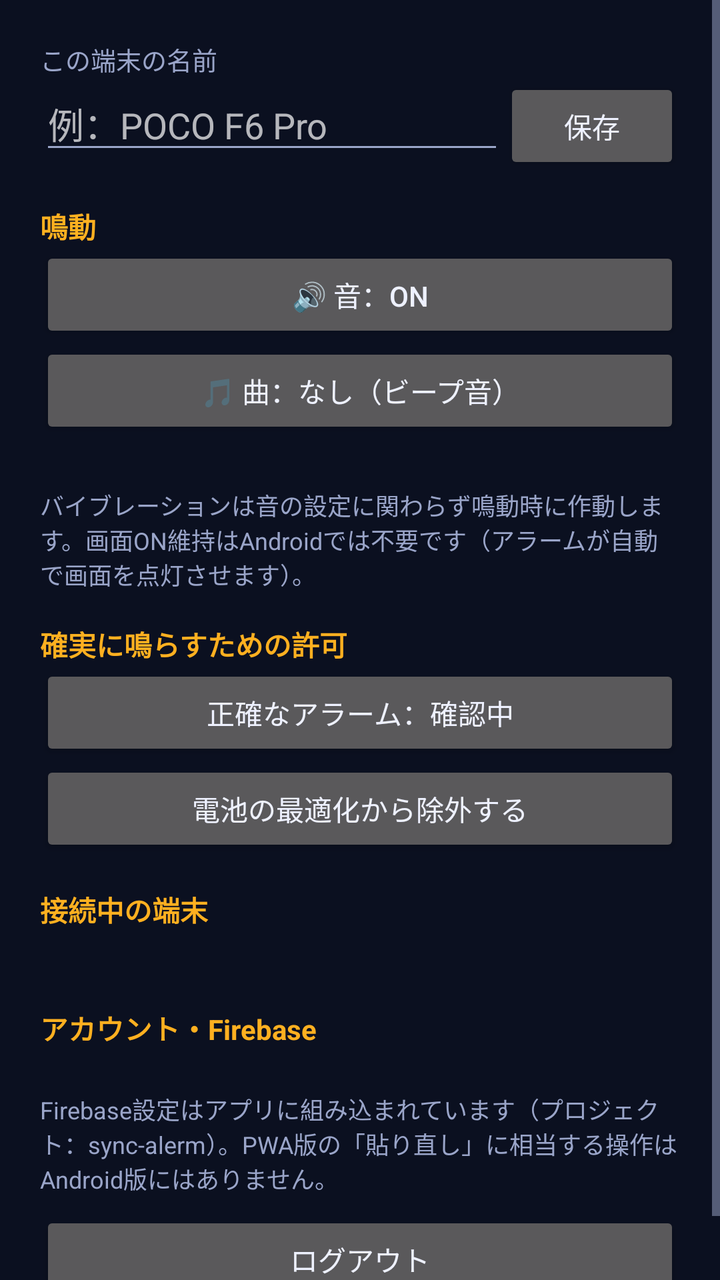
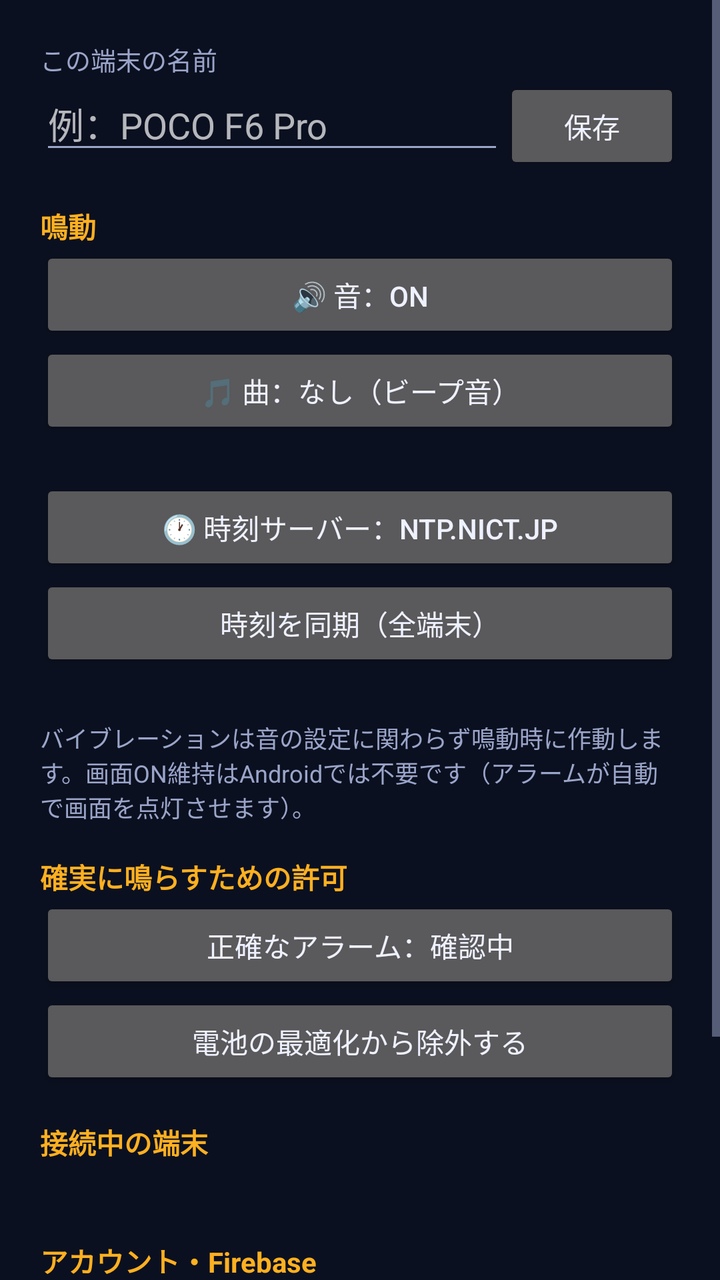

Before-and-after screenshots of an Android layout around one commit, followed by the original layout XML and the change that was made.
<!-- AndroidManifest.xml: application theme Theme.SyncAlarm -->
<!-- res/layout/dialog_settings.xml -->
<?xml version="1.0" encoding="utf-8"?>
<ScrollView xmlns:android="http://schemas.android.com/apk/res/android"
    android:layout_width="match_parent"
    android:layout_height="wrap_content">

    <LinearLayout
        android:layout_width="match_parent"
        android:layout_height="wrap_content"
        android:orientation="vertical"
        android:padding="20dp">

        <TextView
            android:layout_width="match_parent"
            android:layout_height="wrap_content"
            android:text="この端末の名前"
            android:textColor="@color/muted"
            android:textSize="12.5sp" />

        <LinearLayout
            android:layout_width="match_parent"
            android:layout_height="wrap_content"
            android:orientation="horizontal">

            <EditText
                android:id="@+id/deviceNameInput"
                android:layout_width="0dp"
                android:layout_height="wrap_content"
                android:layout_weight="1"
                android:hint="例：POCO F6 Pro"
                android:inputType="text"
                android:maxLines="1" />

            <Button
                android:id="@+id/saveDeviceBtn"
                android:layout_width="wrap_content"
                android:layout_height="wrap_content"
                android:text="保存" />
        </LinearLayout>

        <TextView
            android:layout_width="match_parent"
            android:layout_height="wrap_content"
            android:layout_marginTop="16dp"
            android:text="鳴動"
            android:textColor="@color/accent"
            android:textSize="14sp"
            android:textStyle="bold" />

        <Button
            android:id="@+id/soundBtn"
            android:layout_width="match_parent"
            android:layout_height="wrap_content"
            android:text="🔊 音：ON" />

        <Button
            android:id="@+id/trackBtn"
            android:layout_width="match_parent"
            android:layout_height="wrap_content"
            android:text="🎵 曲：なし（ビープ音）" />

        <TextView
            android:id="@+id/trackHint"
            android:layout_width="match_parent"
            android:layout_height="wrap_content"
            android:layout_marginTop="4dp"
            android:textColor="@color/muted"
            android:textSize="12sp" />

        <TextView
            android:layout_width="match_parent"
            android:layout_height="wrap_content"
            android:layout_marginTop="4dp"
            android:text="バイブレーションは音の設定に関わらず鳴動時に作動します。画面ON維持はAndroidでは不要です（アラームが自動で画面を点灯させます）。"
            android:textColor="@color/muted"
            android:textSize="12sp" />

        <TextView
            android:layout_width="match_parent"
            android:layout_height="wrap_content"
            android:layout_marginTop="16dp"
            android:text="確実に鳴らすための許可"
            android:textColor="@color/accent"
            android:textSize="14sp"
            android:textStyle="bold" />

        <Button
            android:id="@+id/exactBtn"
            android:layout_width="match_parent"
            android:layout_height="wrap_content"
            android:text="正確なアラーム：確認中" />

        <Button
            android:id="@+id/batteryBtn"
            android:layout_width="match_parent"
            android:layout_height="wrap_content"
            android:text="電池の最適化から除外する" />

        <TextView
            android:layout_width="match_parent"
            android:layout_height="wrap_content"
            android:layout_marginTop="16dp"
            android:text="接続中の端末"
            android:textColor="@color/accent"
            android:textSize="14sp"
            android:textStyle="bold" />

        <TextView
            android:id="@+id/devicesText"
            android:layout_width="match_parent"
            android:layout_height="wrap_content"
            android:layout_marginTop="4dp"
            android:textColor="@color/text"
            android:textSize="13.5sp" />

        <TextView
            android:layout_width="match_parent"
            android:layout_height="wrap_content"
            android:layout_marginTop="16dp"
            android:text="アカウント・Firebase"
            android:textColor="@color/accent"
            android:textSize="14sp"
            android:textStyle="bold" />

        <TextView
            android:id="@+id/accountText"
            android:layout_width="match_parent"
            android:layout_height="wrap_content"
            android:textColor="@color/muted"
            android:textSize="12.5sp" />

        <TextView
            android:layout_width="match_parent"
            android:layout_height="wrap_content"
            android:layout_marginTop="4dp"
            android:text="Firebase設定はアプリに組み込まれています（プロジェクト：sync-alerm）。PWA版の「貼り直し」に相当する操作はAndroid版にはありません。"
            android:textColor="@color/muted"
            android:textSize="12sp" />

        <Button
            android:id="@+id/logoutBtn"
            android:layout_width="match_parent"
            android:layout_height="wrap_content"
            android:layout_marginTop="8dp"
            android:text="ログアウト" />
    </LinearLayout>
</ScrollView>
<!-- resources referenced by this layout -->
<resources>
  <color name="accent">#FFB020</color>
  <color name="muted">#9AA5C9</color>
  <color name="text">#EEF1FF</color>
  <style name="Theme.SyncAlarm" parent="Theme.AppCompat.NoActionBar">
          <item name="colorPrimary">@color/accent</item>
          <item name="colorAccent">@color/accent</item>
          <item name="android:windowBackground">@color/bg</item>
          <item name="android:statusBarColor">@color/bg</item>
          <item name="android:textColorPrimary">@color/text</item>
          <item name="android:textColorSecondary">@color/muted</item>
      </style>
  <color name="bg">#0B1020</color>
</resources>

<!-- the commit's change to res/layout/dialog_settings.xml (unified diff, before → after) -->
@@ -60,6 +60,26 @@
 
         <TextView
             android:id="@+id/trackHint"
+            android:layout_width="match_parent"
+            android:layout_height="wrap_content"
+            android:layout_marginTop="4dp"
+            android:textColor="@color/muted"
+            android:textSize="12sp" />
+
+        <Button
+            android:id="@+id/ntpBtn"
+            android:layout_width="match_parent"
+            android:layout_height="wrap_content"
+            android:text="🕐 時刻サーバー：ntp.nict.jp" />
+
+        <Button
+            android:id="@+id/syncTimeBtn"
+            android:layout_width="match_parent"
+            android:layout_height="wrap_content"
+            android:text="時刻を同期（全端末）" />
+
+        <TextView
+            android:id="@+id/timeSyncStatus"
             android:layout_width="match_parent"
             android:layout_height="wrap_content"
             android:layout_marginTop="4dp"
